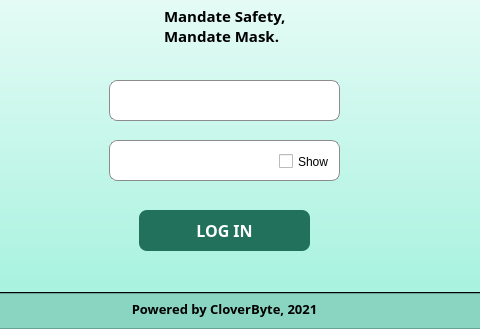
This is login.ui in marcryangil/facemaskdetection as Qt 5 draws it before an edit; both pictures show x 241 to 721 and y 166 to 495 of the 942 by 495 pixel window. The edited form follows.
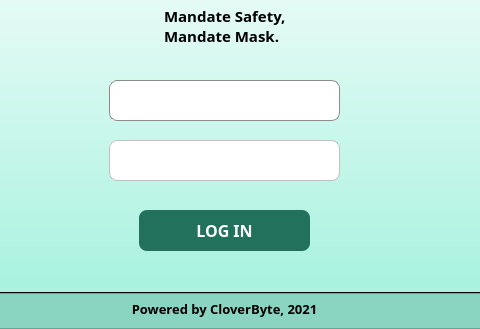
This is the edited form. Icons and pictures are not drawn.

Commit message: show password fixed and update enabler function on profile

```diff
--- a/login.ui
+++ b/login.ui
@@ -251,9 +251,9 @@
 	border-style: solid;
     border-width: 1px;
     border-radius: 8px;
-    border-color: rgb(140, 140, 140);
+    border-color: rgb(192,192,192);
 	padding-left: 10px;
-	padding-right: 10px; 
+	padding-right: 50px; 
 }
 </string>
        </property>
@@ -292,19 +292,81 @@
         <set>Qt::AlignCenter</set>
        </property>
       </widget>
-      <widget class="QCheckBox" name="checkBox">
+      <widget class="QPushButton" name="pushButtonHide">
        <property name="geometry">
         <rect>
-         <x>520</x>
-         <y>280</y>
-         <width>92</width>
-         <height>23</height>
+         <x>550</x>
+         <y>285</y>
+         <width>21</width>
+         <height>16</height>
         </rect>
        </property>
+       <property name="styleSheet">
+        <string notr="true">QPushButton{
+	background-color:transparent;
+	border: none;
+}
+</string>
+       </property>
        <property name="text">
-        <string>Show</string>
+        <string/>
        </property>
       </widget>
+      <widget class="QLabel" name="label_show">
+       <property name="geometry">
+        <rect>
+         <x>553</x>
+         <y>285</y>
+         <width>16</width>
+         <height>16</height>
+        </rect>
+       </property>
+       <property name="styleSheet">
+        <string notr="true">background-color: transparent;
+</string>
+       </property>
+       <property name="text">
+        <string/>
+       </property>
+       <property name="pixmap">
+        <pixmap resource="resources.qrc">:/newPrefix/images/show.png</pixmap>
+       </property>
+       <property name="scaledContents">
+        <bool>true</bool>
+       </property>
+      </widget>
+      <widget class="QLabel" name="label_hide">
+       <property name="geometry">
+        <rect>
+         <x>553</x>
+         <y>285</y>
+         <width>16</width>
+         <height>16</height>
+        </rect>
+       </property>
+       <property name="styleSheet">
+        <string notr="true">background-color: transparent;
+</string>
+       </property>
+       <property name="text">
+        <string/>
+       </property>
+       <property name="pixmap">
+        <pixmap resource="resources.qrc">:/newPrefix/images/hide.png</pixmap>
+       </property>
+       <property name="scaledContents">
+        <bool>true</bool>
+       </property>
+      </widget>
+      <zorder>passwordfield</zorder>
+      <zorder>loginbtn</zorder>
+      <zorder>label_2</zorder>
+      <zorder>label</zorder>
+      <zorder>usernamefield</zorder>
+      <zorder>errorlabel</zorder>
+      <zorder>label_show</zorder>
+      <zorder>label_hide</zorder>
+      <zorder>pushButtonHide</zorder>
      </widget>
     </item>
     <item>
```
The commit also changes 10 other files.
